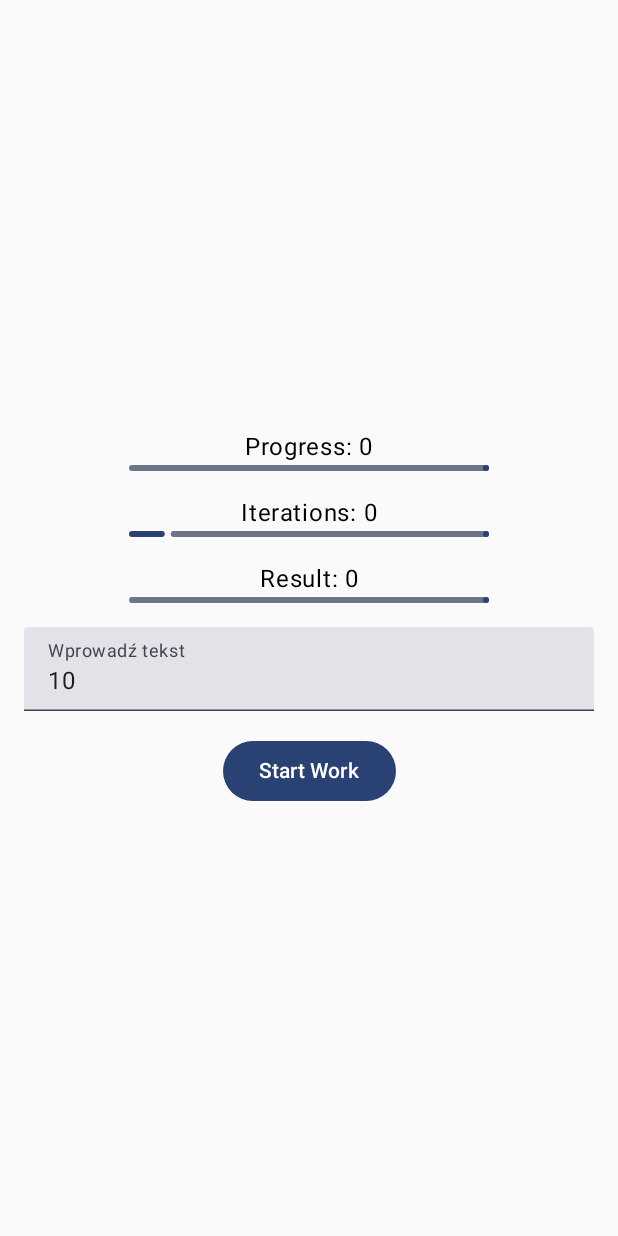
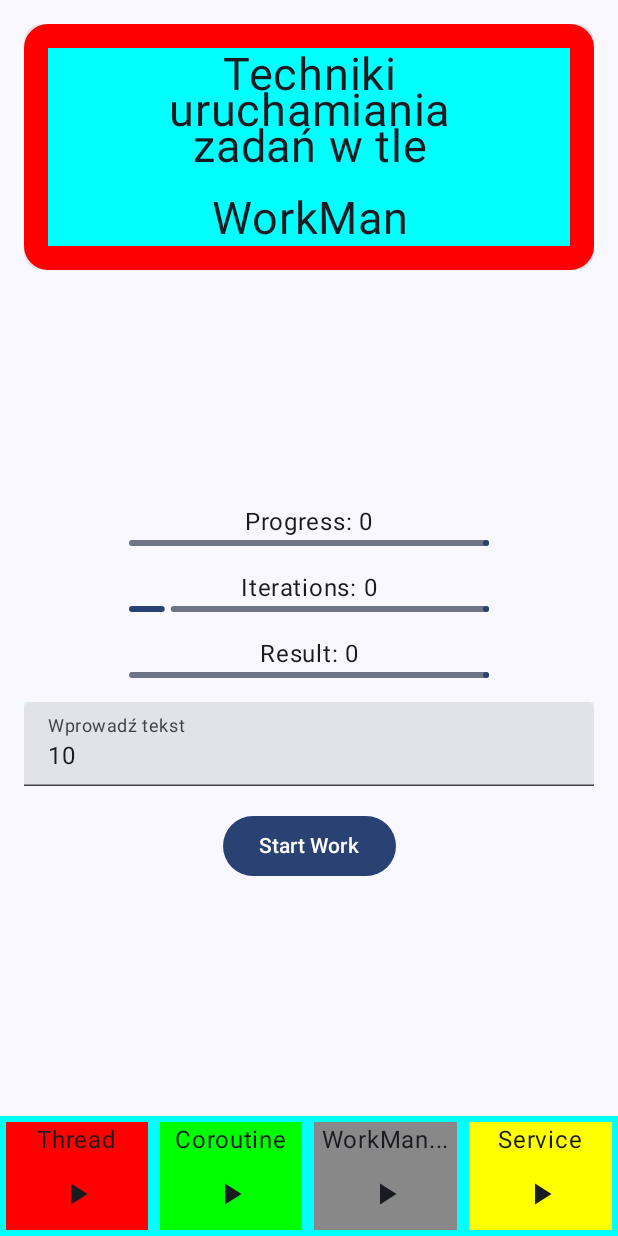
Before and after one commit to aarciuch/W5TloCompse, an Android app built with Jetpack Compose: the screen it shows after launch (MainActivity), after a tap on "WorkManager", on a phone screen of 412 x 824 dp. Run offline under Robolectric (Android 15) with nearby library versions, the phone set to English and light mode, and no system bars; 1 statement that could not run was skipped.

Commit message:
dodano thread i coroutine

```diff
--- a/app/src/main/java/art/example/w4tlocompse/MainActivity.kt
+++ b/app/src/main/java/art/example/w4tlocompse/MainActivity.kt
@@ -1,5 +1,6 @@
 package art.example.w4tlocompse
 
+import android.R.attr.name
 import android.os.Bundle
 import androidx.activity.ComponentActivity
 import androidx.activity.compose.setContent
@@ -15,6 +16,7 @@ import androidx.compose.ui.Modifier
 import androidx.navigation.compose.NavHost
 import androidx.navigation.compose.composable
 import androidx.navigation.compose.rememberNavController
+import art.example.w4tlocompse.Screens.CoroutineA
 import art.example.w4tlocompse.Screens.MainScreen
 import art.example.w4tlocompse.Screens.Screens
 import art.example.w4tlocompse.Screens.WorkMan
@@ -42,12 +44,15 @@ class MainActivity : ComponentActivity() {
 fun MainNavHost() {
     val navController = rememberNavController()
 
-    NavHost(navController = navController, startDestination = Screens.MainScreen.name ) {
-        composable(route = Screens.MainScreen.name) {
+    NavHost(navController = navController, startDestination = Screens.Thread.name ) {
+        composable(route = Screens.Thread.name) {
             MainScreen(navController)
         }
+        composable(route = Screens.Coroutine.name) {
+            CoroutineA(navController)
+        }
         composable(route = Screens.WorkMan.name) {
-            WorkMan()
+            WorkMan(navController)
         }
     }
 
--- a/app/src/main/java/art/example/w4tlocompse/Screens/MainScreen.kt
+++ b/app/src/main/java/art/example/w4tlocompse/Screens/MainScreen.kt
@@ -1,5 +1,6 @@
 package art.example.w4tlocompse.Screens
 
+import android.transition.Scene
 import androidx.compose.animation.animateContentSize
 import androidx.compose.foundation.background
 import androidx.compose.foundation.border
@@ -33,98 +34,11 @@ import androidx.navigation.NavController
 @Composable
 fun MainScreen(navController: NavController, modifier: Modifier = Modifier) {
     Scaffold(
-        topBar = { PasekGora(modifier) },
+        topBar = { PasekGora(modifier, Screens.Thread.name) },
         bottomBar = { PasekDol(navController,modifier) },
         content = {
-            paddingValues -> Zawartosc(navController, modifier.padding(paddingValues))
+            paddingValues -> Srodek(paddingValues, Screens.Thread.name)
             //Zawartosc(navController, modifier.padding(it))
         }
     )
 }
-
-@Composable
-fun PasekGora(modifier: Modifier) {
-    Card(
-        modifier = modifier
-            .fillMaxWidth()
-            .padding(top = 16.dp, start = 16.dp, end = 16.dp)
-            .border(width = 16.dp, color = Color.Red, shape = RoundedCornerShape(16.dp)),
-    ) {
-        Box(modifier = modifier
-            .fillMaxWidth()
-            .padding(16.dp)
-            .background(Color.Cyan),
-            Alignment.Center
-
-        ) {
-            Text(
-                textAlign = TextAlign.Center,
-                text = "Techniki\nuruchamiania\nzadań w tle",
-                fontSize = 30.sp
-            )
-        }
-    }
-}
-
-@Composable
-fun PasekDol(navController: NavController, modifier: Modifier) {
-    Row(modifier
-        .fillMaxWidth()
-        .background(Color.Cyan),
-        Arrangement.SpaceEvenly
-    ) {
-        Column(Modifier
-            .padding(4.dp)
-            .background(Color.Red)
-            .weight(1f),
-            horizontalAlignment = Alignment.CenterHorizontally
-        ) {
-            Text("Thread")
-            IconButton(onClick = {navController.navigate(Screens.MainScreen.name)}
-            ) {
-                Icon(Icons.Default.PlayArrow, "Thread")
-            }
-        }
-        Column(Modifier
-            .padding(4.dp)
-            .background(Color.Green)
-            .weight(1f),
-            horizontalAlignment = Alignment.CenterHorizontally
-        ) {
-            Text("Coroutine")
-            IconButton(onClick = {}
-            ) {
-                Icon(Icons.Default.PlayArrow, "Coroutine")
-            }
-        }
-        Column(Modifier
-            .padding(4.dp)
-            .background(Color.Blue)
-            .weight(1f),
-            horizontalAlignment = Alignment.CenterHorizontally
-        ) {
-            Text("WorkMan...")
-            IconButton(onClick = {navController.navigate(Screens.WorkMan.name)}
-            ) {
-                Icon(Icons.Default.PlayArrow, "WorkManager")
-            }
-        }
-        Column(Modifier
-            .padding(4.dp)
-            .background(Color.Yellow)
-            .weight(1f),
-            horizontalAlignment = Alignment.CenterHorizontally
-        ) {
-            Text("Service")
-            IconButton(onClick = {}
-            ) {
-                Icon(Icons.Default.PlayArrow, "Service")
-            }
-        }
-    }
-}
-
-@Composable
-fun Zawartosc(navController: NavController, modifier: Modifier) {
-
-}
--- /dev/null
+++ b/app/src/main/java/art/example/w4tlocompse/Screens/PasekDolny.kt
@@ -0,0 +1,77 @@
+package art.example.w4tlocompse.Screens
+
+import androidx.compose.foundation.background
+import androidx.compose.foundation.layout.Arrangement
+import androidx.compose.foundation.layout.Column
+import androidx.compose.foundation.layout.Row
+import androidx.compose.foundation.layout.fillMaxWidth
+import androidx.compose.foundation.layout.padding
+import androidx.compose.material.icons.Icons
+import androidx.compose.material.icons.filled.PlayArrow
+import androidx.compose.material3.Icon
+import androidx.compose.material3.IconButton
+import androidx.compose.material3.Text
+import androidx.compose.runtime.Composable
+import androidx.compose.ui.Alignment
+import androidx.compose.ui.Modifier
+import androidx.compose.ui.graphics.Color
+import androidx.compose.ui.unit.dp
+import androidx.navigation.NavController
+
+@Composable
+fun PasekDol(navController: NavController, modifier: Modifier) {
+    Row(modifier
+        .fillMaxWidth()
+        .background(Color.Cyan),
+        Arrangement.SpaceEvenly
+    ) {
+        Column(Modifier
+            .padding(4.dp)
+            .background(Color.Red)
+            .weight(1f),
+            horizontalAlignment = Alignment.CenterHorizontally
+        ) {
+            Text("Thread")
+            IconButton(onClick = {navController.navigate(Screens.Thread.name)}
+            ) {
+                Icon(Icons.Default.PlayArrow, "Thread")
+            }
+        }
+        Column(Modifier
+            .padding(4.dp)
+            .background(Color.Green)
+            .weight(1f),
+            horizontalAlignment = Alignment.CenterHorizontally
+        ) {
+            Text("Coroutine")
+            IconButton(onClick = {navController.navigate(Screens.Coroutine.name)}
+            ) {
+                Icon(Icons.Default.PlayArrow, "Coroutine")
+            }
+        }
+        Column(Modifier
+            .padding(4.dp)
+            .background(Color.Gray)
+            .weight(1f),
+            horizontalAlignment = Alignment.CenterHorizontally
+        ) {
+            Text("WorkMan...")
+            IconButton(onClick = {navController.navigate(Screens.WorkMan.name)}
+            ) {
+                Icon(Icons.Default.PlayArrow, "WorkManager")
+            }
+        }
+        Column(Modifier
+            .padding(4.dp)
+            .background(Color.Yellow)
+            .weight(1f),
+            horizontalAlignment = Alignment.CenterHorizontally
+        ) {
+            Text("Service")
+            IconButton(onClick = {}
+            ) {
+                Icon(Icons.Default.PlayArrow, "Service")
+            }
+        }
+    }
+}
--- /dev/null
+++ b/app/src/main/java/art/example/w4tlocompse/Screens/PasekGora.kt
@@ -0,0 +1,42 @@
+package art.example.w4tlocompse.Screens
+
+import androidx.compose.foundation.background
+import androidx.compose.foundation.border
+import androidx.compose.foundation.layout.Box
+import androidx.compose.foundation.layout.fillMaxWidth
+import androidx.compose.foundation.layout.padding
+import androidx.compose.foundation.shape.RoundedCornerShape
+import androidx.compose.material3.Card
+import androidx.compose.material3.Text
+import androidx.compose.runtime.Composable
+import androidx.compose.ui.Alignment
+import androidx.compose.ui.Modifier
+import androidx.compose.ui.graphics.Color
+import androidx.compose.ui.text.style.TextAlign
+import androidx.compose.ui.unit.dp
+import androidx.compose.ui.unit.sp
+
+@Composable
+fun PasekGora(modifier: Modifier, zadanie: String) {
+
+    Card(
+        modifier = modifier
+            .fillMaxWidth()
+            .padding(top = 16.dp, start = 16.dp, end = 16.dp)
+            .border(width = 16.dp, color = Color.Red, shape = RoundedCornerShape(16.dp)),
+    ) {
+        Box(modifier = modifier
+            .fillMaxWidth()
+            .padding(16.dp)
+            .background(Color.Cyan),
+            Alignment.Center
+
+        ) {
+            Text(
+                textAlign = TextAlign.Center,
+                text = "Techniki\nuruchamiania\nzadań w tle\n\n${zadanie}",
+                fontSize = 30.sp
+            )
+        }
+    }
+}
--- a/app/src/main/java/art/example/w4tlocompse/Screens/Screens.kt
+++ b/app/src/main/java/art/example/w4tlocompse/Screens/Screens.kt
@@ -1,6 +1,8 @@
 package art.example.w4tlocompse.Screens
 
 enum class Screens {
-    MainScreen,
+    Thread,
+    Coroutine,
     WorkMan,
+    Service
 }
--- /dev/null
+++ b/app/src/main/java/art/example/w4tlocompse/Screens/Srodek.kt
@@ -0,0 +1,99 @@
+package art.example.w4tlocompse.Screens
+
+import androidx.compose.foundation.background
+import androidx.compose.foundation.layout.Arrangement
+import androidx.compose.foundation.layout.Column
+import androidx.compose.foundation.layout.PaddingValues
+import androidx.compose.foundation.layout.Spacer
+import androidx.compose.foundation.layout.fillMaxSize
+import androidx.compose.foundation.layout.fillMaxWidth
+import androidx.compose.foundation.layout.height
+import androidx.compose.foundation.layout.padding
+import androidx.compose.foundation.text.KeyboardOptions
+import androidx.compose.material3.Button
+import androidx.compose.material3.LinearProgressIndicator
+import androidx.compose.material3.ProgressIndicatorDefaults
+import androidx.compose.material3.Text
+import androidx.compose.material3.TextField
+import androidx.compose.runtime.Composable
+import androidx.compose.runtime.collectAsState
+import androidx.compose.runtime.getValue
+import androidx.compose.runtime.mutableStateOf
+import androidx.compose.runtime.remember
+import androidx.compose.runtime.setValue
+import androidx.compose.ui.Alignment
+import androidx.compose.ui.Modifier
+import androidx.compose.ui.graphics.Color
+import androidx.compose.ui.text.input.KeyboardType
+import androidx.compose.ui.unit.dp
+import art.example.w4tlocompse.VM
+import org.koin.androidx.compose.koinViewModel
+
+@Composable
+fun Srodek(paddingValues: PaddingValues, zadanie: String, vm: VM = koinViewModel() ) {
+    val progress by vm.progress.collectAsState()
+    val iteracje by vm.iteracje.collectAsState()
+    val result by vm.result.collectAsState()
+    var input by remember { mutableStateOf(10) }
+
+    Column(
+        modifier = Modifier
+            .fillMaxSize()
+            .padding(paddingValues)
+            .padding(16.dp),
+        verticalArrangement = Arrangement.Center,
+        horizontalAlignment = Alignment.CenterHorizontally
+    ) {
+        Text("Progress: ${progress}")
+        LinearProgressIndicator(
+            progress = { (progress.toFloat() - input.toFloat())/(input+1).toFloat() },
+            color = ProgressIndicatorDefaults.linearColor,
+            trackColor = ProgressIndicatorDefaults.linearTrackColor,
+            strokeCap = ProgressIndicatorDefaults.LinearStrokeCap,
+
+            )
+        Spacer(modifier = Modifier.height(16.dp))
+
+        Text("Iterations: $iteracje")
+        LinearProgressIndicator(
+            progress = { (iteracje + 1).toFloat()/(input+1).toFloat() },
+            color = ProgressIndicatorDefaults.linearColor,
+            trackColor = ProgressIndicatorDefaults.linearTrackColor,
+            strokeCap = ProgressIndicatorDefaults.LinearStrokeCap,
+        )
+        Spacer(modifier = Modifier.height(16.dp))
+
+        Text("Result: $result")
+        LinearProgressIndicator(
+            progress = { result.toFloat() },
+            color = ProgressIndicatorDefaults.linearColor,
+            trackColor = ProgressIndicatorDefaults.linearTrackColor,
+            strokeCap = ProgressIndicatorDefaults.LinearStrokeCap,
+        )
+        Spacer(modifier = Modifier.height(16.dp))
+
+        TextField(
+            value = input.toString(),
+            onValueChange = { input = it.toInt()},
+            label = { Text("Wprowadź tekst") },
+            modifier = Modifier
+                .fillMaxWidth()
+                .background(Color(0xFFE0F7FA)),
+            keyboardOptions = KeyboardOptions.Default.copy(
+                keyboardType = KeyboardType.Number),
+            singleLine = true
+        )
+        Spacer(modifier = Modifier.height(16.dp))
+
+        Button(onClick = {
+                when (zadanie) {
+                    Screens.Thread.name -> vm.startThread(input)
+                    Screens.Coroutine.name -> vm.starCoroutine(input)
+                    Screens.WorkMan.name -> vm.startWorkManagerTask(input)
+                }
+            }
+        ) {
+            Text("Start Work")
+        }
+    }
+}
--- a/app/src/main/java/art/example/w4tlocompse/Screens/WorkMan.kt
+++ b/app/src/main/java/art/example/w4tlocompse/Screens/WorkMan.kt
@@ -12,6 +12,7 @@ import androidx.compose.foundation.text.KeyboardOptions
 import androidx.compose.material3.Button
 import androidx.compose.material3.LinearProgressIndicator
 import androidx.compose.material3.ProgressIndicatorDefaults
+import androidx.compose.material3.Scaffold
 import androidx.compose.material3.Text
 import androidx.compose.material3.TextField
 import androidx.compose.runtime.Composable
@@ -25,68 +26,16 @@ import androidx.compose.ui.Modifier
 import androidx.compose.ui.graphics.Color
 import androidx.compose.ui.text.input.KeyboardType
 import androidx.compose.ui.unit.dp
+import androidx.navigation.NavController
 import art.example.w4tlocompse.VM
 import org.koin.androidx.compose.koinViewModel
 
 @Composable
-fun WorkMan(vm: VM = koinViewModel()) {
-    val progress by vm.progress.collectAsState()
-    val iteracje by vm.iteracje.collectAsState()
-    val result by vm.result.collectAsState()
-    var input by remember { mutableStateOf(10) }
-
-
-    Column(
-        modifier = Modifier
-            .fillMaxSize()
-            .padding(16.dp),
-        verticalArrangement = Arrangement.Center,
-        horizontalAlignment = Alignment.CenterHorizontally
-    ) {
-        Text("Progress: ${progress}")
-        LinearProgressIndicator(
-            progress = { (progress.toFloat() - input.toFloat())/(input+1).toFloat() },
-            color = ProgressIndicatorDefaults.linearColor,
-            trackColor = ProgressIndicatorDefaults.linearTrackColor,
-            strokeCap = ProgressIndicatorDefaults.LinearStrokeCap,
-
-        )
-        Spacer(modifier = Modifier.height(16.dp))
-
-        Text("Iterations: $iteracje")
-        LinearProgressIndicator(
-            progress = { (iteracje + 1).toFloat()/(input+1).toFloat() },
-            color = ProgressIndicatorDefaults.linearColor,
-            trackColor = ProgressIndicatorDefaults.linearTrackColor,
-            strokeCap = ProgressIndicatorDefaults.LinearStrokeCap,
-        )
-        Spacer(modifier = Modifier.height(16.dp))
-
-        Text("Result: $result")
-        LinearProgressIndicator(
-            progress = { result.toFloat() },
-            color = ProgressIndicatorDefaults.linearColor,
-            trackColor = ProgressIndicatorDefaults.linearTrackColor,
-            strokeCap = ProgressIndicatorDefaults.LinearStrokeCap,
-        )
-        Spacer(modifier = Modifier.height(16.dp))
-
-        TextField(
-            value = input.toString(),
-            onValueChange = { input = it.toInt()},
-            label = { Text("Wprowadź tekst") },
-            modifier = Modifier
-                .fillMaxWidth()
-                .background(Color(0xFFE0F7FA)),
-            keyboardOptions = KeyboardOptions.Default.copy(
-                    keyboardType = KeyboardType.Number),
-            singleLine = true
-        )
-        Spacer(modifier = Modifier.height(16.dp))
-
-        Button(onClick = { vm.startWorkManagerTast(input) }) {
-            Text("Start Work")
-        }
-    }
-
+fun WorkMan(navController: NavController) {
+    Scaffold(
+        topBar = { PasekGora(Modifier, Screens.WorkMan.name) },
+        bottomBar = {
+            PasekDol(navController = navController, modifier = Modifier)
+        },
+    ) { paddingValues -> Srodek(paddingValues, Screens.WorkMan.name) }
 }
```
Also changed, not shown: app/src/main/java/art/example/w4tlocompse/MyCoroutine.kt (added, +23 -0 lines), app/src/main/java/art/example/w4tlocompse/MyThread.kt (added, +19 -0 lines), app/src/main/java/art/example/w4tlocompse/Screens/CoroutineA.kt (added, +19 -0 lines), app/src/main/java/art/example/w4tlocompse/VM.kt (+33 -4 lines).
